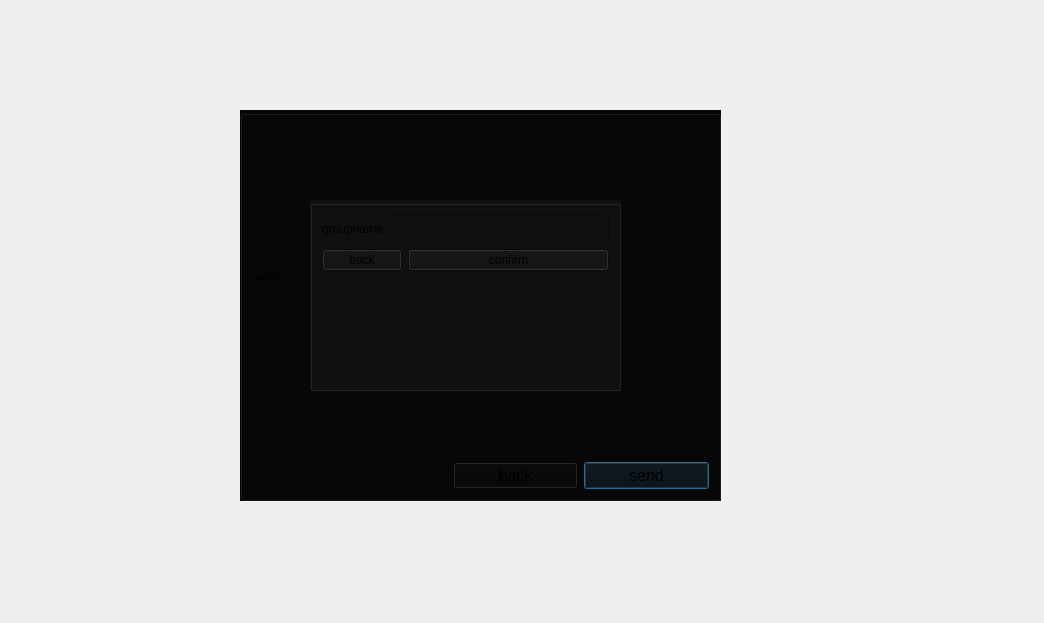
MahanBeidokhti/AP-Messenger, file massenger/sendmessagegroup_dialog.ui: the form before one commit.
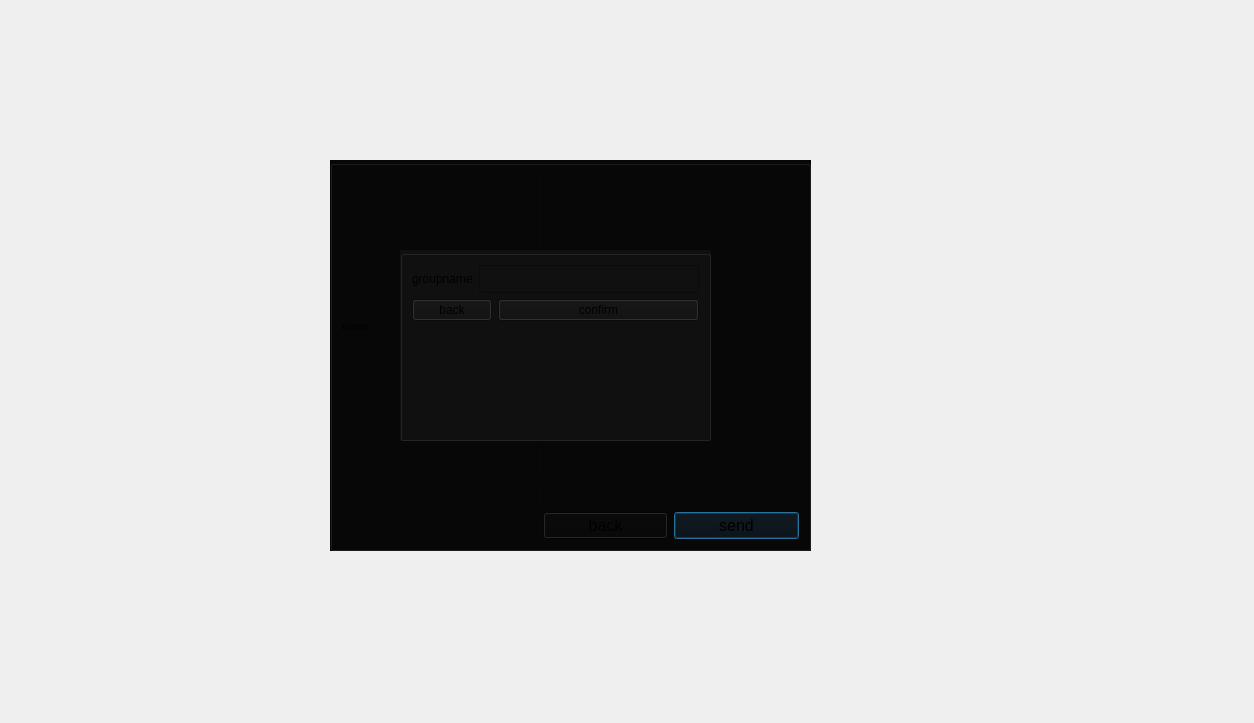
The form after the commit. Icons and pictures are not drawn.

Diff of the .ui file:
```diff
--- a/massenger/sendmessagegroup_dialog.ui
+++ b/massenger/sendmessagegroup_dialog.ui
@@ -6,8 +6,8 @@
    <rect>
     <x>0</x>
     <y>0</y>
-    <width>1044</width>
-    <height>623</height>
+    <width>1254</width>
+    <height>723</height>
    </rect>
   </property>
   <property name="windowTitle">
@@ -19,8 +19,8 @@
   <widget class="QGroupBox" name="chat_groupBox">
    <property name="geometry">
     <rect>
-     <x>240</x>
-     <y>110</y>
+     <x>330</x>
+     <y>160</y>
      <width>481</width>
      <height>391</height>
     </rect>
@@ -96,8 +96,8 @@
   <widget class="QGroupBox" name="groupname_groupBox">
    <property name="geometry">
     <rect>
-     <x>310</x>
-     <y>200</y>
+     <x>400</x>
+     <y>250</y>
      <width>311</width>
      <height>191</height>
     </rect>
```
